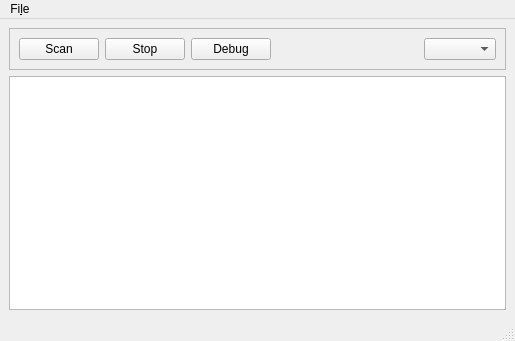
Before: the Qt Designer form ui/gui.ui in DamienDaco/Scan_My_LAN, drawn with Qt 5.
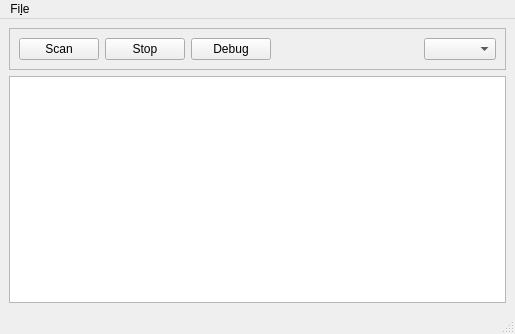
After: the same form once the commit is applied.

Diff of the .ui file:
```diff
--- a/ui/gui.ui
+++ b/ui/gui.ui
@@ -7,7 +7,7 @@
     <x>0</x>
     <y>0</y>
     <width>515</width>
-    <height>341</height>
+    <height>334</height>
    </rect>
   </property>
   <property name="windowTitle">
```
